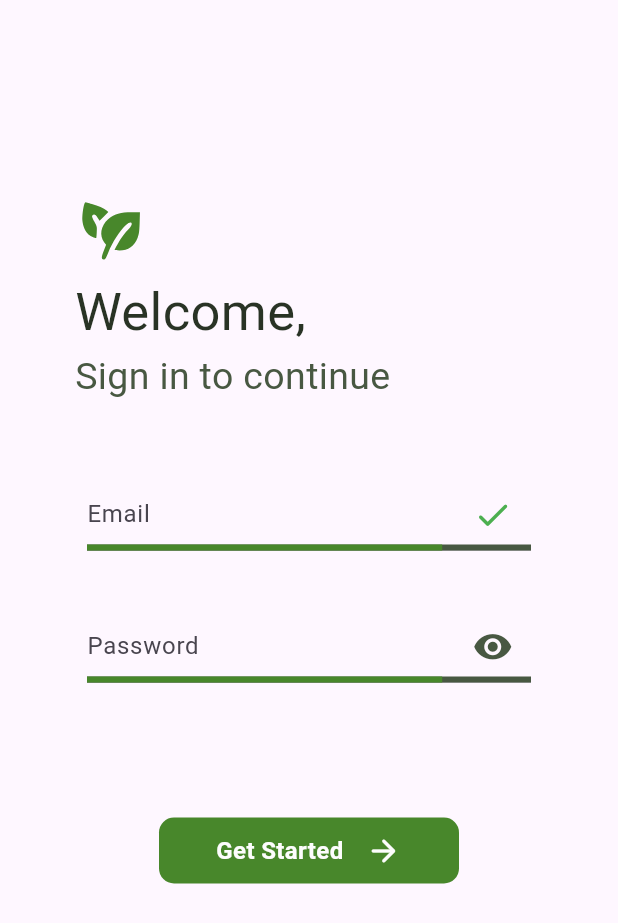
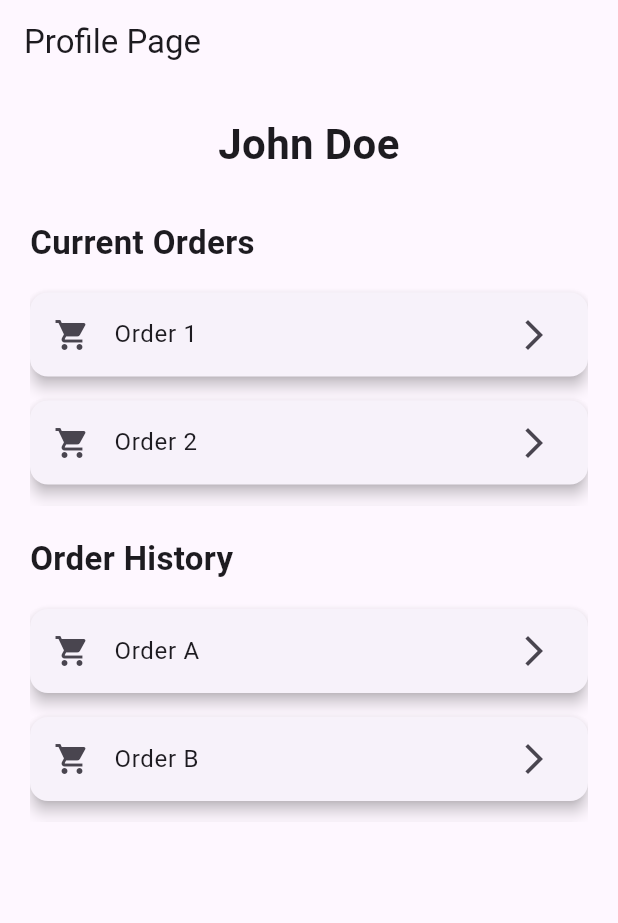
Before and after one commit to visontail/farmertoconsumer, a Flutter app: the screen it shows after launch, on a phone screen of 412 x 824 dp. Shown: the top 923 px of the screen. Run offline on Flutter 3.47's test engine with Material 3 defaults, Android fonts, the phone set to English and light mode, and no system bars; our stand-ins replace flutter_svg.

Commit message:
consumerProfileScreen

```diff
--- a/frontend/lib/main.dart
+++ b/frontend/lib/main.dart
@@ -3,7 +3,7 @@ import 'package:flutter/material.dart';
 import 'package:provider/provider.dart';
 
 import '../screens/login.dart';
-import '../screens/registration.dart';
+import '../screens/consumerProfile.dart';
 import 'screens/feed/feed.dart';
 import '../services/auth_service.dart';
 
@@ -24,7 +24,7 @@ class MyApp extends StatelessWidget {
       ],
       child: MaterialApp(
         debugShowCheckedModeBanner: false,
-        home: LoginScreen(),
+        home: ConsumerProfileScreen(),
       ),
     );
   }
--- /dev/null
+++ b/frontend/lib/screens/consumerProfile.dart
@@ -0,0 +1,84 @@
+import 'package:flutter/material.dart';
+import 'package:provider/provider.dart';
+import '../widgets/custom_button.dart';
+
+class ConsumerProfileScreen extends StatelessWidget {
+
+
+  final String userName = "John Doe"; // Example user name
+  final List<String> currentOrders = ["Order 1", "Order 2", "Order 3"];
+  final List<String> orderHistory = ["Order A", "Order B", "Order C"];
+
+  @override
+  Widget build(BuildContext context) {
+    return Scaffold(
+      appBar: AppBar(
+        title: const Text('Profile Page'),
+      ),
+      body: Padding(
+        padding: const EdgeInsets.all(20.0), // Add padding around the content
+        child: Column(
+          crossAxisAlignment: CrossAxisAlignment.center, // Center align the content
+          children: [
+            // User's name at the top
+            Text(
+              userName,
+              style: TextStyle(
+                fontSize: 28,
+                fontWeight: FontWeight.bold,
+              ),
+              textAlign: TextAlign.center,
+            ),
+            SizedBox(height: 30), // Space between the name and the lists
+
+            // Current Orders Section
+            _buildOrderSection("Current Orders", currentOrders),
+
+            SizedBox(height: 20), // Space between the sections
+
+            // Order History Section
+            _buildOrderSection("Order History", orderHistory),
+          ],
+        ),
+      ),
+    );
+  }
+
+  // Method to build each order section
+  Widget _buildOrderSection(String title, List<String> orders) {
+    return Column(
+      crossAxisAlignment: CrossAxisAlignment.start, // Align the title to the left
+      children: [
+        Text(
+          title,
+          style: TextStyle(
+            fontSize: 22,
+            fontWeight: FontWeight.bold,
+          ),
+        ),
+        SizedBox(height: 10), // Space between the title and the list
+        Container(
+          height: 150, // Limit the height of the list
+          child: ListView.builder(
+            itemCount: orders.length,
+            itemBuilder: (context, index) {
+              return Card(
+                margin: EdgeInsets.symmetric(vertical: 8),
+                elevation: 4,
+                child: ListTile(
+                  title: Text(orders[index]),
+                  leading: Icon(Icons.shopping_cart),
+                  trailing: Icon(Icons.arrow_forward_ios),
+                  onTap: () {
+                    // Handle item tap, e.g., navigate to order details
+                  },
+                ),
+              );
+            },
+          ),
+        ),
+      ],
+    );
+  }
+
+}
```
